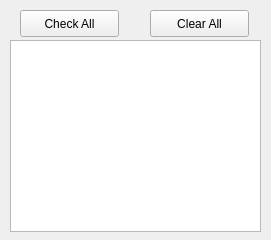
This is src/ui/QGCSwarmRemote.ui in matthiasnattke/qgroundcontrol as Qt 5 draws it before an edit. The edited form follows.
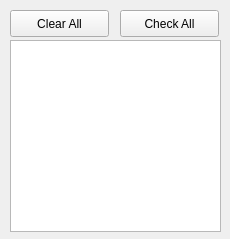
This is the edited form.

Commit message: Created test item in list Modified the ui setup

The edit to the form file:
```diff
--- a/src/ui/QGCSwarmRemote.ui
+++ b/src/ui/QGCSwarmRemote.ui
@@ -6,8 +6,8 @@
    <rect>
     <x>0</x>
     <y>0</y>
-    <width>271</width>
-    <height>240</height>
+    <width>230</width>
+    <height>239</height>
    </rect>
   </property>
   <property name="windowTitle">
@@ -16,7 +16,7 @@
   <widget class="QPushButton" name="CheckAll">
    <property name="geometry">
     <rect>
-     <x>20</x>
+     <x>120</x>
      <y>10</y>
      <width>99</width>
      <height>27</height>
@@ -29,7 +29,7 @@
   <widget class="QPushButton" name="ClearAll">
    <property name="geometry">
     <rect>
-     <x>150</x>
+     <x>10</x>
      <y>10</y>
      <width>99</width>
      <height>27</height>
@@ -44,7 +44,7 @@
     <rect>
      <x>10</x>
      <y>40</y>
-     <width>251</width>
+     <width>211</width>
      <height>192</height>
     </rect>
    </property>
```
The commit also changes 1 other file.
